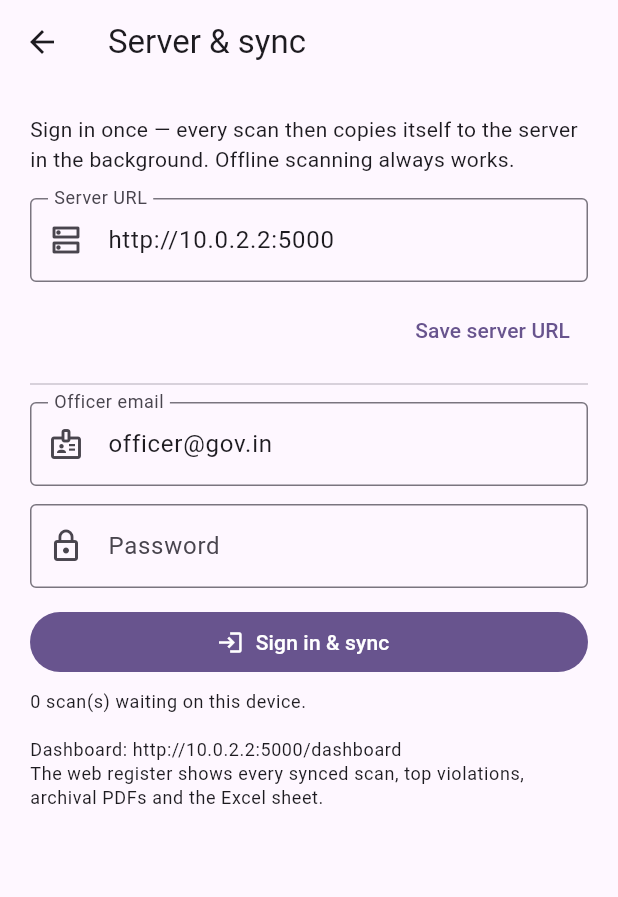
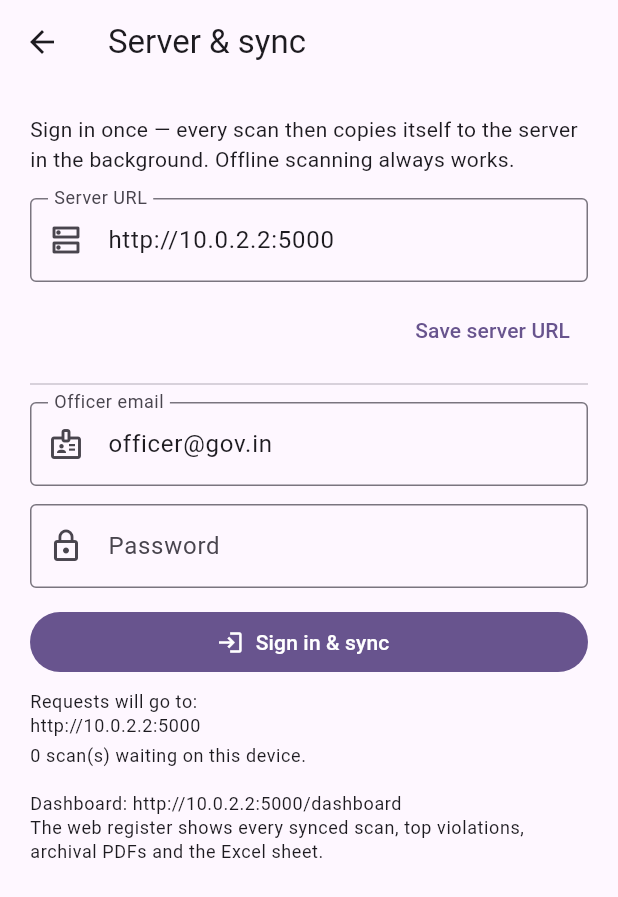
Before and after one commit to indra26-nil/Compliance-App, a Flutter app: the ServerSettingsScreen screen opened directly, on a phone screen of 412 x 824 dp. Shown: the top 897 px of the screen. Run offline on Flutter 3.47's test engine with Material 3 defaults, Android fonts, the phone set to English and light mode, and no system bars; our stand-ins replace connectivity_plus, flutter_secure_storage, image_picker, share_plus, sqflite; missing offline and left inert: flutter_onnxruntime, flutter_paddle_ocr_v5; accounts and stored records are empty.

```diff
--- a/App/complience_app/lib/screens/server_settings_screen.dart
+++ b/App/complience_app/lib/screens/server_settings_screen.dart
@@ -230,6 +230,11 @@ class _ServerSettingsScreenState extends State<ServerSettingsScreen> {
             ),
             const SizedBox(height: 8),
             Text(
+              'Requests will go to:\n$_baseUrl',
+              style: Theme.of(context).textTheme.bodySmall,
+            ),
+            const SizedBox(height: 4),
+            Text(
               '$_unsynced scan(s) waiting on this device.',
               style: Theme.of(context).textTheme.bodySmall,
             ),
--- a/App/complience_app/lib/services/server_config.dart
+++ b/App/complience_app/lib/services/server_config.dart
@@ -5,11 +5,13 @@ import 'package:flutter_secure_storage/flutter_secure_storage.dart';
 /// Where the D/E/F server lives and who we are to it.
 ///
 /// Resolution order for the base URL:
-/// 1. `--dart-define=API_BASE_URL=https://your-api.onrender.com` (build-time,
-///    used for release/demo APKs),
-/// 2. officer override typed in Server Settings (stored securely on-device),
-/// 3. `http://10.0.2.2:5000` on Android emulator, else `http://localhost:5000`
-///    (handy for `flutter run` against a local `npm run dev`).
+/// 1. officer override typed in Server Settings (stored securely on-device) —
+///    what you type always wins, so a changed server address never needs a
+///    reinstall,
+/// 2. `--dart-define=API_BASE_URL=https://<host>` (build-time default for
+///    release/demo APKs),
+/// 3. `http://10.0.2.2:5000` (handy for `flutter run` against a local
+///    `npm run dev`).
 ///
 /// The auth token (JWT, 12h expiry) is kept in secure storage; photo paths
 /// and report JSON never leave the device except via [BackendApi.uploadScan].
@@ -35,11 +37,11 @@ class ServerConfig {
   );
 
   Future<String> baseUrl() async {
-    if (compileTimeBaseUrl.isNotEmpty) return _strip(compileTimeBaseUrl);
     final override = await _read(_baseUrlKey, (v) => _memBaseUrl = v, () => _memBaseUrl);
     if (override != null && override.trim().isNotEmpty) {
       return _strip(override.trim());
     }
+    if (compileTimeBaseUrl.isNotEmpty) return _strip(compileTimeBaseUrl);
     return 'http://10.0.2.2:5000';
   }
 
--- a/App/complience_app/pubspec.yaml
+++ b/App/complience_app/pubspec.yaml
@@ -16,7 +16,7 @@ publish_to: 'none' # Remove this line if you wish to publish to pub.dev
 # https://developer.apple.com/library/archive/documentation/General/Reference/InfoPlistKeyReference/Articles/CoreFoundationKeys.html
 # In Windows, build-name is used as the major, minor, and patch parts
 # of the product and file versions while build-number is used as the build suffix.
-version: 1.0.0+1
+version: 1.0.1+2
 
 environment:
   sdk: ^3.12.2
```
Also changed, not shown: 3 other files.
